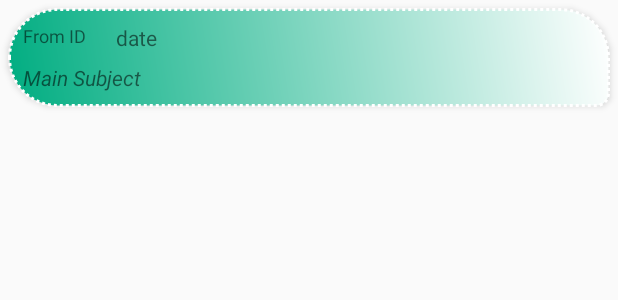
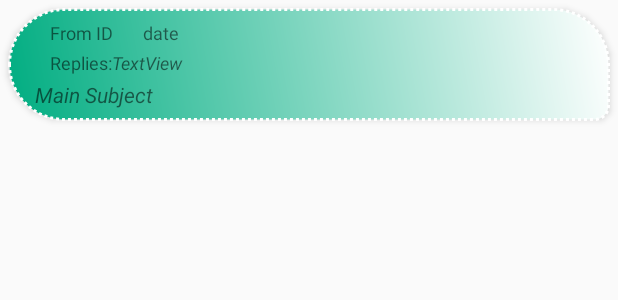
Before and after one commit to Cartachana/QA-Info-Mate, an Android app: the layout forum_topic_card.xml on its own in the app's theme, with its tools: preview values and no code run, on a phone screen of 412 x 824 dp. Shown: the top 300 px of the screen. Run offline under Robolectric (Android 15) with nearby library versions, the phone set to English and light mode, and no system bars.

Commit message:
Web Viewer and number of replies implemented

```diff
--- a/app/src/main/java/com/example/qainfomate/Adapters/ForumAdapter.java
+++ b/app/src/main/java/com/example/qainfomate/Adapters/ForumAdapter.java
@@ -33,9 +33,10 @@ public class ForumAdapter extends RecyclerView.Adapter<ForumAdapter.Holder>{
     @Override
     public void onBindViewHolder(@NonNull Holder holder, int i) {
         //at each item card gets the required values from our list and set's the holder's attributes with them
-        holder.fromId.setText("Published by: " + topics.get(i).getStuId());
+        holder.fromId.setText("by: " + topics.get(i).getStuId());
         holder.subject.setText("Subject: " + topics.get(i).getSubject());
         holder.date.setText("On " + topics.get(i).getDate());
+        holder.replies.setText(topics.get(i).getThreads().toString());
     }
 
     @Override //gets size of list of items co tell the adapter how many cards are needed
@@ -44,7 +45,7 @@ public class ForumAdapter extends RecyclerView.Adapter<ForumAdapter.Holder>{
     public static class Holder extends RecyclerView.ViewHolder implements View.OnClickListener{
 
         //creating java counterparts of the item card
-        private TextView fromId, subject, date;
+        private TextView fromId, subject, date, replies;
         ForumInterface listener;
 
         public Holder(@NonNull View itemView, ForumInterface _listener) {
@@ -53,6 +54,7 @@ public class ForumAdapter extends RecyclerView.Adapter<ForumAdapter.Holder>{
             fromId = itemView.findViewById(R.id.tv_fromID_forum_topic_rec_view);
             subject = itemView.findViewById(R.id.tv_main_subject_forum_topic_rec_view);
             date = itemView.findViewById(R.id.tv_date_forum);
+            replies = itemView.findViewById(R.id.tv_numReplies_forumCard);
             listener = _listener;
             itemView.setOnClickListener(this);
         }
--- a/app/src/main/java/com/example/qainfomate/View/Dashboard.java
+++ b/app/src/main/java/com/example/qainfomate/View/Dashboard.java
@@ -11,6 +11,7 @@ import android.widget.TextView;
 
 import com.example.qainfomate.R;
 import com.example.qainfomate.Models.Session;
+import com.example.qainfomate.WebViewer;
 import com.google.firebase.auth.FirebaseAuth;
 
 public class Dashboard extends AppCompatActivity {
@@ -115,7 +116,8 @@ public class Dashboard extends AppCompatActivity {
         moodle.setOnClickListener(new View.OnClickListener() {
             @Override
             public void onClick(View v) {
-                i = new Intent(Intent.ACTION_VIEW, Uri.parse("https://partnerships.moodle.roehampton.ac.uk"));
+                i = new Intent(Dashboard.this, WebViewer.class);
+                i.putExtra("site", "Moodle");
                 startActivity(i);
             }
         });
--- a/app/src/main/java/com/example/qainfomate/View/NewTopic.java
+++ b/app/src/main/java/com/example/qainfomate/View/NewTopic.java
@@ -66,7 +66,7 @@ public class NewTopic extends AppCompatActivity {
                     SimpleDateFormat sdf = new SimpleDateFormat("dd/MM/yyyy_HH:mm", Locale.getDefault());
                     String time = sdf.format(new Date());
                     topic = new Topic(Session.LiveSession.user.getStuID(),
-                            subject.getText().toString(), desc.getText().toString(), time);
+                            subject.getText().toString(), desc.getText().toString(), time, 0);
                     dbref.push().setValue(topic);
 
                     Toast.makeText(NewTopic.this, "New Topic Published", Toast.LENGTH_LONG).show();
--- a/app/src/main/java/com/example/qainfomate/View/TopicDetail.java
+++ b/app/src/main/java/com/example/qainfomate/View/TopicDetail.java
@@ -31,12 +31,10 @@ public class TopicDetail extends AppCompatActivity {
     private ImageView back;
     private Topic topic;
     private String tpkey;
-    private EditText comment;
     private Button post;
     private RecyclerView recView;
     private RecyclerView.LayoutManager manager;
     private DatabaseReference dbref;
-    private Thread thread;
     private ArrayList<Thread> threads = new ArrayList<>();
     private TopicAdapter adapter;
 
--- a/app/src/main/res/layout/forum_topic_card.xml
+++ b/app/src/main/res/layout/forum_topic_card.xml
@@ -7,7 +7,7 @@
     android:layout_height="wrap_content"
     android:layout_margin="5dp"
     android:layout_marginHorizontal="5dp"
-    android:padding="10dp"
+    android:padding="8dp"
     android:elevation="3dp"
     android:background="@drawable/forum_style"
     app:contentPadding="4dp">
@@ -16,10 +16,35 @@
         android:id="@+id/tv_fromID_forum_topic_rec_view"
         android:layout_width="wrap_content"
         android:layout_height="wrap_content"
+        android:layout_marginStart="20dp"
+        android:layout_marginLeft="20dp"
         android:text="From ID"
         android:textSize="12sp"
         app:layout_constraintStart_toStartOf="parent"
         app:layout_constraintTop_toTopOf="parent" />
+
+    <TextView
+        android:id="@+id/tv_numReplies"
+        android:layout_width="wrap_content"
+        android:layout_height="wrap_content"
+        android:layout_marginStart="20dp"
+        android:layout_marginLeft="5dp"
+        android:layout_marginTop="3dp"
+        android:text="Replies:"
+        android:textSize="12sp"
+        app:layout_constraintStart_toStartOf="parent"
+        app:layout_constraintTop_toBottomOf="@+id/tv_fromID_forum_topic_rec_view" />
+
+    <TextView
+        android:id="@+id/tv_numReplies_forumCard"
+        android:layout_width="wrap_content"
+        android:layout_height="wrap_content"
+        android:layout_marginTop="3dp"
+        android:text="TextView"
+        android:textSize="12sp"
+        android:textStyle="italic"
+        app:layout_constraintStart_toEndOf="@+id/tv_numReplies"
+        app:layout_constraintTop_toBottomOf="@+id/tv_date_forum" />
 
     <TextView
         android:id="@+id/tv_main_subject_forum_topic_rec_view"
@@ -27,12 +52,14 @@
         android:layout_height="wrap_content"
         android:layout_alignParentEnd="true"
         android:layout_alignParentRight="true"
-        android:layout_marginTop="10dp"
+        android:layout_marginStart="10dp"
+        android:layout_marginLeft="10dp"
+        android:layout_marginTop="3dp"
         android:inputType="textMultiLine"
         android:text="Main Subject"
         android:textStyle="italic"
         app:layout_constraintStart_toStartOf="parent"
-        app:layout_constraintTop_toBottomOf="@+id/tv_fromID_forum_topic_rec_view" />
+        app:layout_constraintTop_toBottomOf="@+id/tv_numReplies" />
 
     <TextView
         android:id="@+id/tv_date_forum"
@@ -41,6 +68,7 @@
         android:layout_marginStart="20dp"
         android:layout_marginLeft="20dp"
         android:text="date"
+        android:textSize="12sp"
         app:layout_constraintStart_toEndOf="@+id/tv_fromID_forum_topic_rec_view"
         app:layout_constraintTop_toTopOf="parent" />
 
```
Also changed, not shown: app/src/main/AndroidManifest.xml (+8 -3 lines), app/src/main/java/com/example/qainfomate/Adapters/TopicAdapter.java (+6 -1 lines), app/src/main/java/com/example/qainfomate/Models/Topic.java (+13 -1 lines), app/src/main/java/com/example/qainfomate/View/AddForumComment.java (+6 -1 lines), app/src/main/java/com/example/qainfomate/View/Support2.java (+6 -2 lines), app/src/main/java/com/example/qainfomate/WebViewer.java (added, +63 -0 lines), app/src/main/res/layout/activity_web_viwer.xml (added, +32 -0 lines).
